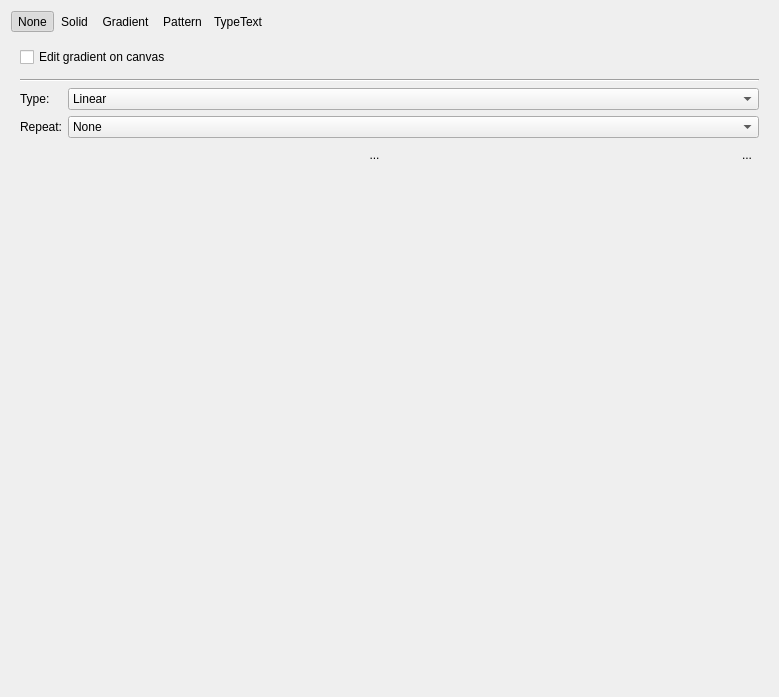
Above: libs/ui/widgets/KoFillConfigWidget.ui from KDE/krita before the change. Below: the same form after it.
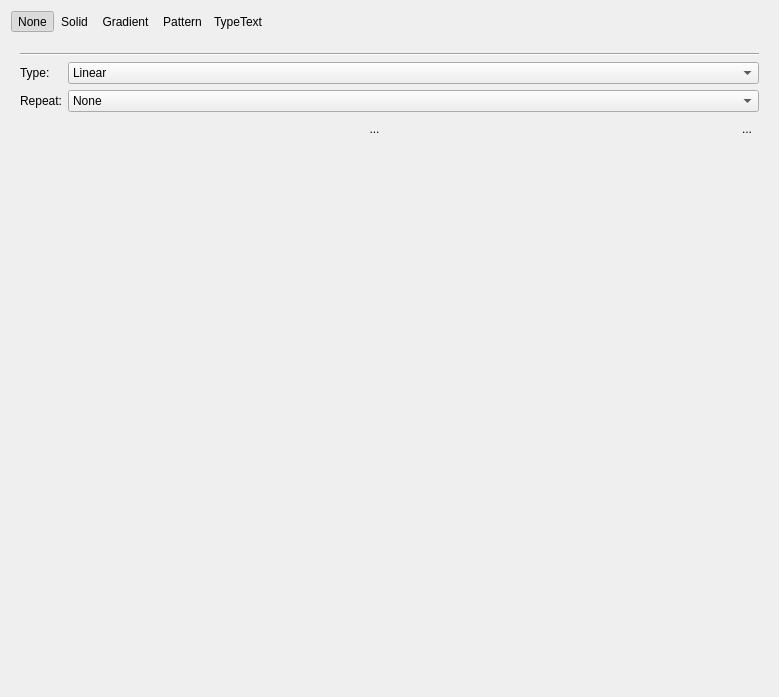
That is the form after the change. Custom widgets are drawn as their Qt base class.

Commit message:
Remove "Edit gradient on canvas" checkbox
It is not needed anymore. The mode activated automagically when
you switch the button-box.

```diff
--- a/libs/ui/widgets/KoFillConfigWidget.ui
+++ b/libs/ui/widgets/KoFillConfigWidget.ui
@@ -212,13 +212,6 @@
      </widget>
      <widget class="QWidget" name="pageGradient">
       <layout class="QVBoxLayout" name="verticalLayout_2">
-       <item>
-        <widget class="QCheckBox" name="chkEditGradient">
-         <property name="text">
-          <string>Edit gradient on canvas</string>
-         </property>
-        </widget>
-       </item>
        <item>
         <widget class="KisStopGradientEditor" name="wdgGradientEditor" native="true"/>
        </item>
```
